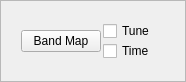
This is mqt/MqtLogger/bandmapframe.ui in zsteva/backup-minos2 as Qt 5 draws it before an edit. The edited form follows.
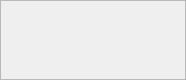
This is the edited form.

Commit message: stopped display of memory dialog box when clear selected added edit dialog box added fix for X close to clear memory flag.

The edit to the form file:
```diff
--- a/mqt/MqtLogger/bandmapframe.ui
+++ b/mqt/MqtLogger/bandmapframe.ui
@@ -19,54 +19,7 @@
   <property name="frameShadow">
    <enum>QFrame::Raised</enum>
   </property>
-  <layout class="QHBoxLayout" name="horizontalLayout">
-   <item>
-    <widget class="QFrame" name="bandMapFrame">
-     <layout class="QHBoxLayout" name="BandMapLayout">
-      <property name="spacing">
-       <number>2</number>
-      </property>
-      <item>
-       <widget class="QPushButton" name="BandMapButton">
-        <property name="focusPolicy">
-         <enum>Qt::ClickFocus</enum>
-        </property>
-        <property name="text">
-         <string>Band Map</string>
-        </property>
-       </widget>
-      </item>
-      <item>
-       <layout class="QVBoxLayout" name="verticalLayout_11">
-        <property name="spacing">
-         <number>0</number>
-        </property>
-        <item>
-         <widget class="QCheckBox" name="AutoBandmapTune">
-          <property name="focusPolicy">
-           <enum>Qt::ClickFocus</enum>
-          </property>
-          <property name="text">
-           <string>Tune</string>
-          </property>
-         </widget>
-        </item>
-        <item>
-         <widget class="QCheckBox" name="AutoBandmapTime">
-          <property name="focusPolicy">
-           <enum>Qt::ClickFocus</enum>
-          </property>
-          <property name="text">
-           <string>Time</string>
-          </property>
-         </widget>
-        </item>
-       </layout>
-      </item>
-     </layout>
-    </widget>
-   </item>
-  </layout>
+  <layout class="QHBoxLayout" name="horizontalLayout"/>
  </widget>
  <resources/>
  <connections/>
```
The commit also changes 4 other files.
